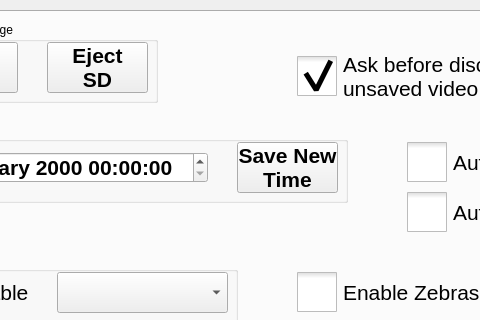
Qt form src/utilwindow.ui (krontech/chronos-cam-app) before a commit; both pictures show x 115 to 595 and y 0 to 320 of the 800 by 480 pixel window.
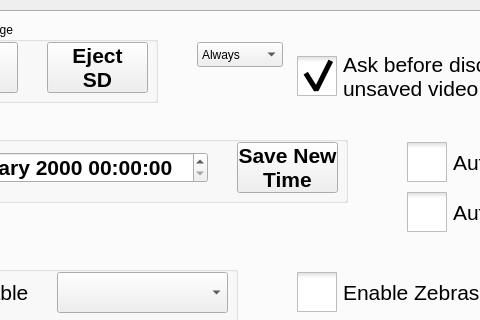
The same form after that commit. Custom widgets are drawn as their Qt base class.

Commit message: Add a comboBox to the util menu to add a 3rd choice - only show the warning if the unsaved video has not been reviewed

Diff of the .ui file:
```diff
--- a/src/utilwindow.ui
+++ b/src/utilwindow.ui
@@ -452,6 +452,31 @@
       <bool>false</bool>
      </property>
     </widget>
+    <widget class="QComboBox" name="comboDisableUnsavedWarning">
+     <property name="geometry">
+      <rect>
+       <x>300</x>
+       <y>30</y>
+       <width>86</width>
+       <height>25</height>
+      </rect>
+     </property>
+     <item>
+      <property name="text">
+       <string>Always</string>
+      </property>
+     </item>
+     <item>
+      <property name="text">
+       <string>If not reviewed</string>
+      </property>
+     </item>
+     <item>
+      <property name="text">
+       <string>Never</string>
+      </property>
+     </item>
+    </widget>
    </widget>
    <widget class="QWidget" name="tabSettings">
     <attribute name="title">
```
The commit also changes 7 other files.
